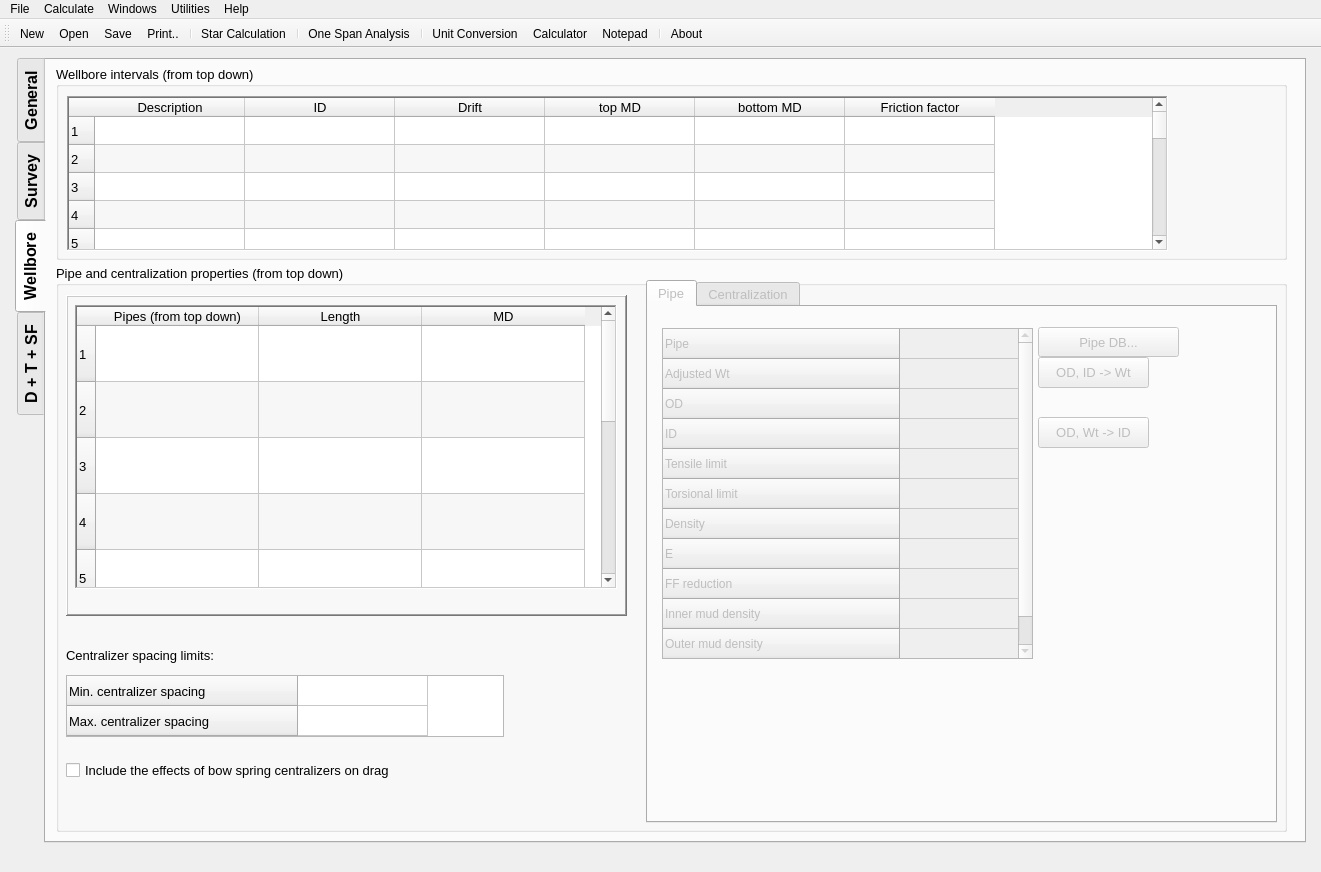
Ivanfdezr/CentralSoftware, file InputWindow_Vst.ui: the form before one commit.
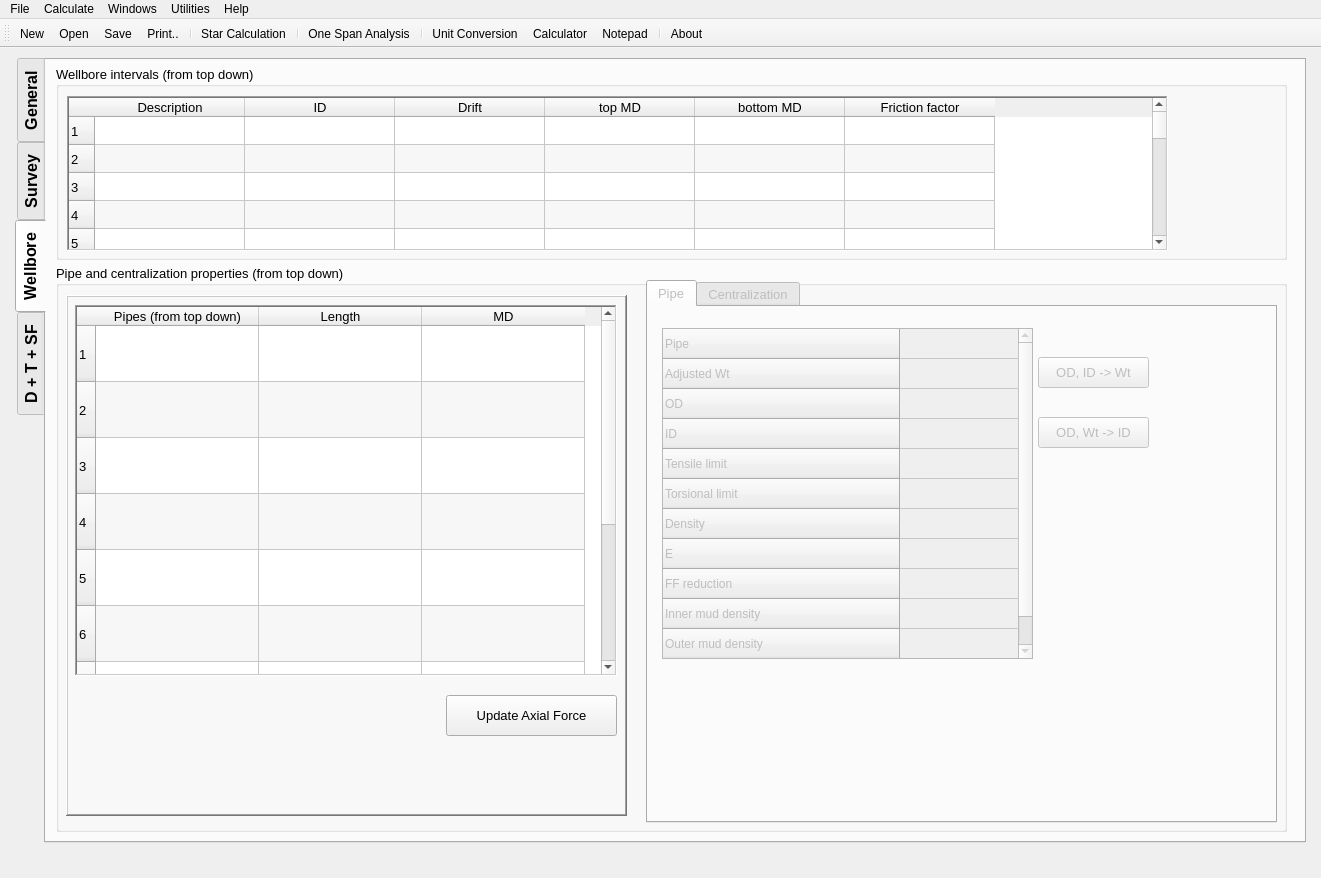
The form after the commit. The open tabs and pages were chosen to show the change. Icons and pictures are not drawn. Custom widgets are drawn as their Qt base class.

Diff of the .ui file:
```diff
--- a/InputWindow_Vst.ui
+++ b/InputWindow_Vst.ui
@@ -7,7 +7,7 @@
     <x>0</x>
     <y>0</y>
     <width>1321</width>
-    <height>872</height>
+    <height>878</height>
    </rect>
   </property>
   <property name="windowTitle">
@@ -2078,7 +2078,7 @@
          <x>10</x>
          <y>30</y>
          <width>561</width>
-         <height>321</height>
+         <height>521</height>
         </rect>
        </property>
        <property name="frameShape">
@@ -2093,7 +2093,7 @@
           <x>9</x>
           <y>10</y>
           <width>542</width>
-          <height>284</height>
+          <height>371</height>
          </rect>
         </property>
         <property name="styleSheet">
@@ -2143,6 +2143,19 @@
          </property>
         </column>
        </widget>
+       <widget class="QPushButton" name="s3UpdateAxialF_pushButton">
+        <property name="geometry">
+         <rect>
+          <x>380</x>
+          <y>400</y>
+          <width>171</width>
+          <height>41</height>
+         </rect>
+        </property>
+        <property name="text">
+         <string>Update Axial Force</string>
+        </property>
+       </widget>
       </widget>
       <widget class="QTabWidget" name="s3InnerStageToolkit_tabWidget">
        <property name="enabled">
@@ -2169,19 +2182,6 @@
         <attribute name="title">
          <string>Pipe</string>
         </attribute>
-        <widget class="QPushButton" name="s3PipeDB_pushButton">
-         <property name="geometry">
-          <rect>
-           <x>390</x>
-           <y>20</y>
-           <width>141</width>
-           <height>30</height>
-          </rect>
-         </property>
-         <property name="text">
-          <string>Pipe DB...</string>
-         </property>
-        </widget>
         <widget class="QPushButton" name="s3ODID_pushButton">
          <property name="geometry">
           <rect>
@@ -6123,100 +6123,6 @@
         </widget>
        </widget>
       </widget>
-      <widget class="QLabel" name="s3CentralizerSpacing_limits_label">
-       <property name="geometry">
-        <rect>
-         <x>10</x>
-         <y>370</y>
-         <width>201</width>
-         <height>41</height>
-        </rect>
-       </property>
-       <property name="text">
-        <string>Centralizer spacing limits:</string>
-       </property>
-      </widget>
-      <widget class="QCheckBox" name="s3BowspringEffectsOnDrag_checkBox">
-       <property name="geometry">
-        <rect>
-         <x>10</x>
-         <y>490</y>
-         <width>431</width>
-         <height>31</height>
-        </rect>
-       </property>
-       <property name="text">
-        <string>Include the effects of bow spring centralizers on drag</string>
-       </property>
-      </widget>
-      <widget class="QTableWidget" name="s3CentralizerSpacing_tableWidget">
-       <property name="geometry">
-        <rect>
-         <x>10</x>
-         <y>410</y>
-         <width>438</width>
-         <height>62</height>
-        </rect>
-       </property>
-       <property name="font">
-        <font>
-         <pointsize>10</pointsize>
-        </font>
-       </property>
-       <property name="autoFillBackground">
-        <bool>false</bool>
-       </property>
-       <property name="frameShadow">
-        <enum>QFrame::Sunken</enum>
-       </property>
-       <property name="sortingEnabled">
-        <bool>false</bool>
-       </property>
-       <property name="columnCount">
-        <number>1</number>
-       </property>
-       <attribute name="horizontalHeaderVisible">
-        <bool>false</bool>
-       </attribute>
-       <attribute name="horizontalHeaderCascadingSectionResizes">
-        <bool>false</bool>
-       </attribute>
-       <attribute name="horizontalHeaderDefaultSectionSize">
-        <number>130</number>
-       </attribute>
-       <attribute name="horizontalHeaderHighlightSections">
-        <bool>true</bool>
-       </attribute>
-       <attribute name="horizontalHeaderMinimumSectionSize">
-        <number>55</number>
-       </attribute>
-       <attribute name="horizontalHeaderShowSortIndicator" stdset="0">
-        <bool>false</bool>
-       </attribute>
-       <attribute name="horizontalHeaderStretchLastSection">
-        <bool>false</bool>
-       </attribute>
-       <attribute name="verticalHeaderDefaultSectionSize">
-        <number>30</number>
-       </attribute>
-       <attribute name="verticalHeaderMinimumSectionSize">
-        <number>28</number>
-       </attribute>
-       <attribute name="verticalHeaderShowSortIndicator" stdset="0">
-        <bool>false</bool>
-       </attribute>
-       <row>
-        <property name="text">
-         <string>Min. centralizer spacing                      </string>
-        </property>
-       </row>
-       <row>
-        <property name="text">
-         <string>Max. centralizer spacing                     </string>
-        </property>
-       </row>
-       <column/>
-      </widget>
      </widget>
     </widget>
     <widget class="QWidget" name="tab_2">
```
Left out of the diff: 6 changed lines with no effect on the pictures.
